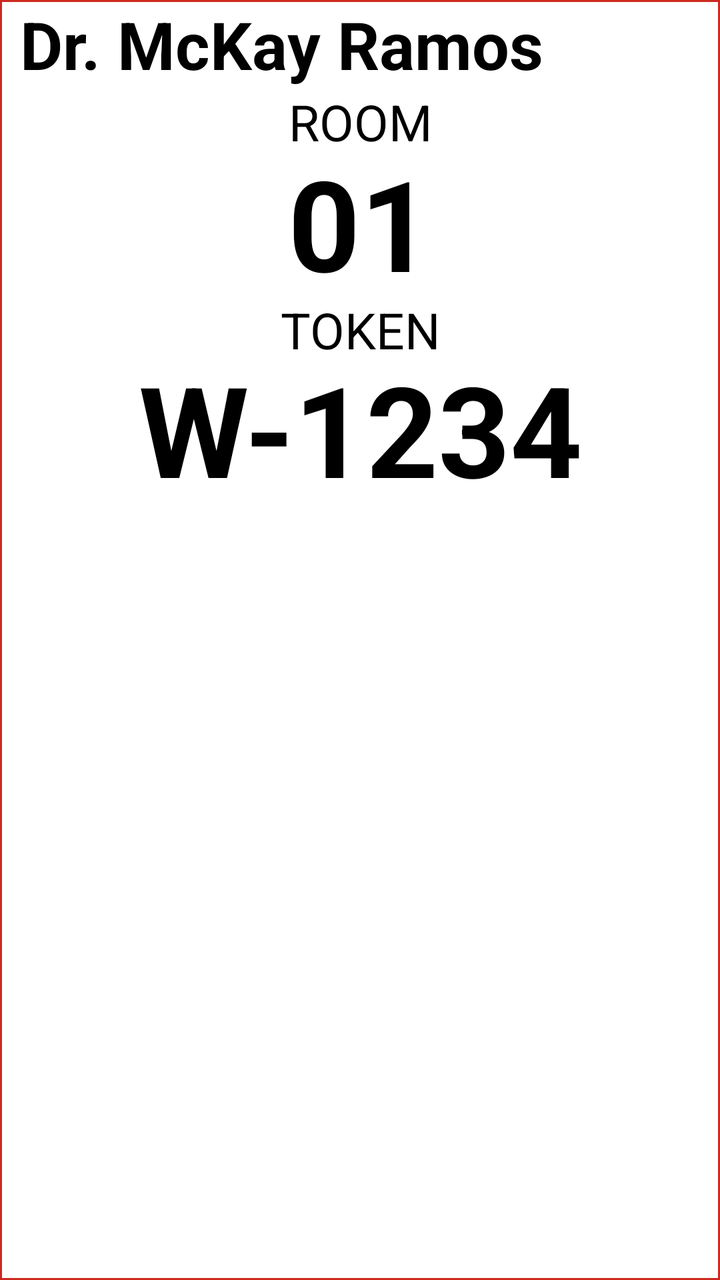
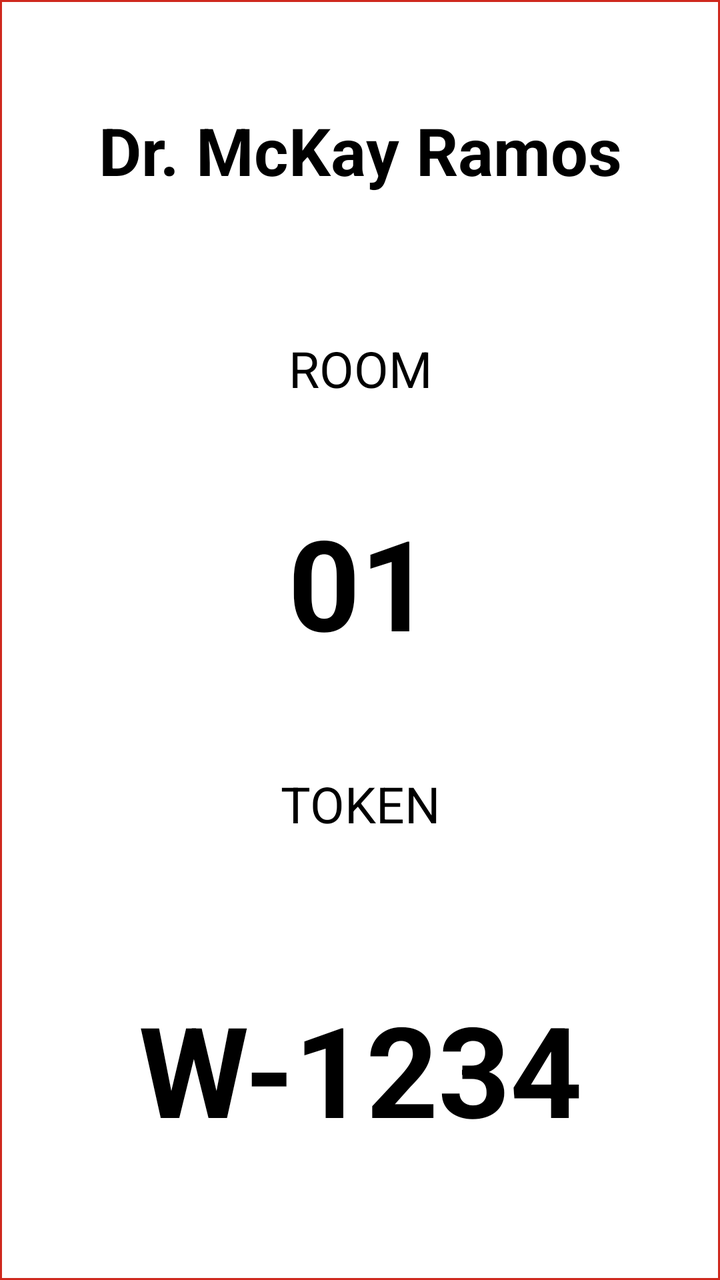

Screens rendered from an Android XML layout before and after an edit, with the pre-edit source and the edit as a unified diff.
<!-- AndroidManifest.xml: application theme Theme.MedicinoAndroidTV -->
<!-- res/layout/item_doctor_room_new.xml -->
<?xml version="1.0" encoding="utf-8"?>
<LinearLayout xmlns:android="http://schemas.android.com/apk/res/android"
    android:layout_width="match_parent"
    android:layout_height="wrap_content"
    android:background="@drawable/focus"
    android:focusable="true"
    android:paddingStart="10dp"
    android:paddingEnd="10dp"
    android:focusableInTouchMode="true"
    android:orientation="vertical"
    android:padding="0dp">

    <TextView
        android:id="@+id/tv_name"
        android:layout_width="match_parent"
        android:layout_height="wrap_content"
        android:ellipsize="marquee"
        android:focusableInTouchMode="true"
        android:gravity="start|center_vertical"
        android:marqueeRepeatLimit="marquee_forever"
        android:scrollHorizontally="true"
        android:singleLine="true"
        android:text="Dr. McKay Ramos"
        android:textColor="@color/black"
        android:textSize="33sp"
        android:textStyle="bold" />

    <TextView
        android:layout_width="match_parent"
        android:layout_height="wrap_content"
        android:gravity="center"
        android:text="ROOM"
        android:textColor="@color/black"
        android:textSize="25sp"
        android:textStyle="normal" />

    <TextView
        android:id="@+id/tv_room"
        android:layout_width="match_parent"
        android:layout_height="wrap_content"
        android:gravity="center"
        android:text="01"
        android:textColor="@color/black"
        android:textSize="63sp"
        android:textStyle="bold"
        android:includeFontPadding="false"
        android:lineSpacingExtra="0dp"
        android:lineSpacingMultiplier="1"/>

    <TextView
        android:layout_width="match_parent"
        android:layout_height="wrap_content"
        android:gravity="center"
        android:text="TOKEN"
        android:textColor="@color/black"
        android:textSize="25sp"
        android:textStyle="normal"
        android:includeFontPadding="false"
        android:lineSpacingExtra="0dp"
        android:lineSpacingMultiplier="1"/>

    <TextView
        android:id="@+id/tv_token"
        android:layout_width="match_parent"
        android:layout_height="wrap_content"
        android:gravity="center"
        android:text="W-1234"
        android:textColor="@color/black"
        android:textSize="63sp"
        android:textStyle="bold"
        android:includeFontPadding="false"
        android:lineSpacingExtra="0dp"
        android:lineSpacingMultiplier="1"/>

</LinearLayout>
<!-- resources referenced by this layout -->
<resources>
  <color name="black">#000000</color>
  <!-- drawable focus (drawable) -->
  <?xml version="1.0" encoding="utf-8"?>
  <selector xmlns:android="http://schemas.android.com/apk/res/android">
      <item android:state_focused="true" android:drawable="@drawable/rectangle_bg1" />
      <item android:drawable="@drawable/rectangle_bg" />
  </selector>
  <style name="Theme.MedicinoAndroidTV" parent="@style/Theme.Leanback" />
  <!-- drawable rectangle_bg1 (drawable) -->
  <?xml version="1.0" encoding="utf-8"?>
  <shape xmlns:android="http://schemas.android.com/apk/res/android">
      <solid android:color="@color/selectedBg"/>
      <stroke android:width="1dp" android:color="@color/red"/>
      <corners android:radius="1dp" />
  
  </shape>
  <!-- drawable rectangle_bg (drawable) -->
  <?xml version="1.0" encoding="utf-8"?>
  <shape xmlns:android="http://schemas.android.com/apk/res/android">
      <solid android:color="@color/white"/>
  
      <stroke android:width="1dp"
          android:color="@color/red"
          />
  
  
  
  
  
  
  
      <corners android:bottomRightRadius="0dp"
          android:bottomLeftRadius="0dp"
          android:topLeftRadius="0dp"
          android:topRightRadius="0dp"/>
  </shape>
  <color name="selectedBg">#A692F3DE</color>
  <color name="red">#CF291E</color>
  <color name="white">#ffffff</color>
</resources>

<!-- the commit's change to res/layout/item_doctor_room_new.xml (unified diff, before → after) -->
@@ -1,22 +1,26 @@
 <?xml version="1.0" encoding="utf-8"?>
 <LinearLayout xmlns:android="http://schemas.android.com/apk/res/android"
     android:layout_width="match_parent"
-    android:layout_height="wrap_content"
+    android:layout_height="match_parent"
     android:background="@drawable/focus"
+    android:clipChildren="true"
+    android:clipToPadding="true"
     android:focusable="true"
-    android:paddingStart="10dp"
-    android:paddingEnd="10dp"
     android:focusableInTouchMode="true"
     android:orientation="vertical"
-    android:padding="0dp">
+    android:paddingStart="8dp"
+    android:paddingEnd="8dp"
+    android:weightSum="10">
 
     <TextView
         android:id="@+id/tv_name"
         android:layout_width="match_parent"
-        android:layout_height="wrap_content"
+        android:layout_height="0dp"
+        android:layout_weight="2.4"
         android:ellipsize="marquee"
         android:focusableInTouchMode="true"
-        android:gravity="start|center_vertical"
+        android:gravity="center"
+        android:includeFontPadding="false"
         android:marqueeRepeatLimit="marquee_forever"
         android:scrollHorizontally="true"
         android:singleLine="true"
@@ -26,9 +30,12 @@
         android:textStyle="bold" />
 
     <TextView
+        android:id="@+id/tv_room_label"
         android:layout_width="match_parent"
-        android:layout_height="wrap_content"
+        android:layout_height="0dp"
+        android:layout_weight="1"
         android:gravity="center"
+        android:includeFontPadding="false"
         android:text="ROOM"
         android:textColor="@color/black"
         android:textSize="25sp"
@@ -37,39 +44,40 @@
     <TextView
         android:id="@+id/tv_room"
         android:layout_width="match_parent"
-        android:layout_height="wrap_content"
+        android:layout_height="0dp"
+        android:layout_weight="2.4"
         android:gravity="center"
+        android:includeFontPadding="false"
+        android:lineSpacingExtra="0dp"
         android:text="01"
         android:textColor="@color/black"
         android:textSize="63sp"
-        android:textStyle="bold"
+        android:textStyle="bold" />
+
+    <TextView
+        android:id="@+id/tv_token_label"
+        android:layout_width="match_parent"
+        android:layout_height="0dp"
+        android:layout_weight="1"
+        android:gravity="center"
         android:includeFontPadding="false"
         android:lineSpacingExtra="0dp"
-        android:lineSpacingMultiplier="1"/>
-
-    <TextView
-        android:layout_width="match_parent"
-        android:layout_height="wrap_content"
-        android:gravity="center"
         android:text="TOKEN"
         android:textColor="@color/black"
         android:textSize="25sp"
-        android:textStyle="normal"
-        android:includeFontPadding="false"
-        android:lineSpacingExtra="0dp"
-        android:lineSpacingMultiplier="1"/>
+        android:textStyle="normal" />
 
     <TextView
         android:id="@+id/tv_token"
         android:layout_width="match_parent"
-        android:layout_height="wrap_content"
+        android:layout_height="0dp"
+        android:layout_weight="3.2"
         android:gravity="center"
+        android:includeFontPadding="false"
+        android:lineSpacingExtra="0dp"
         android:text="W-1234"
         android:textColor="@color/black"
         android:textSize="63sp"
-        android:textStyle="bold"
-        android:includeFontPadding="false"
-        android:lineSpacingExtra="0dp"
-        android:lineSpacingMultiplier="1"/>
+        android:textStyle="bold" />
 
 </LinearLayout>
